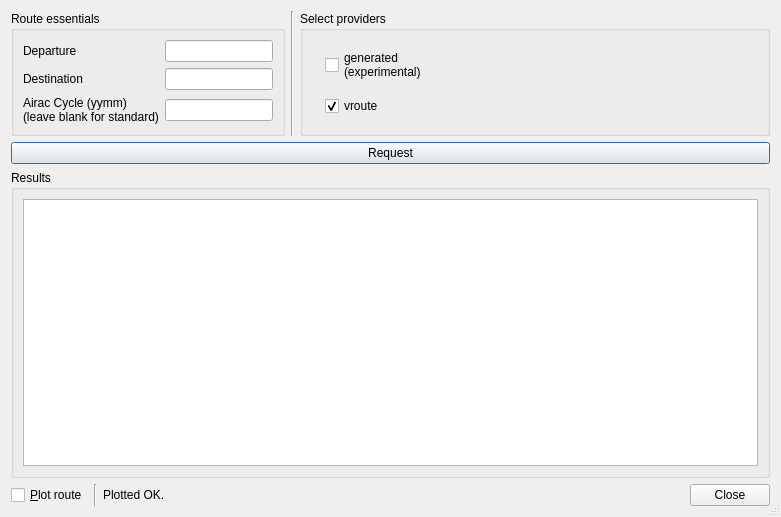
qutescoop/qutescoop, file branches/jonas_stable/QuteScoop/gui/PlanFlightDialog.ui: the form before one commit.
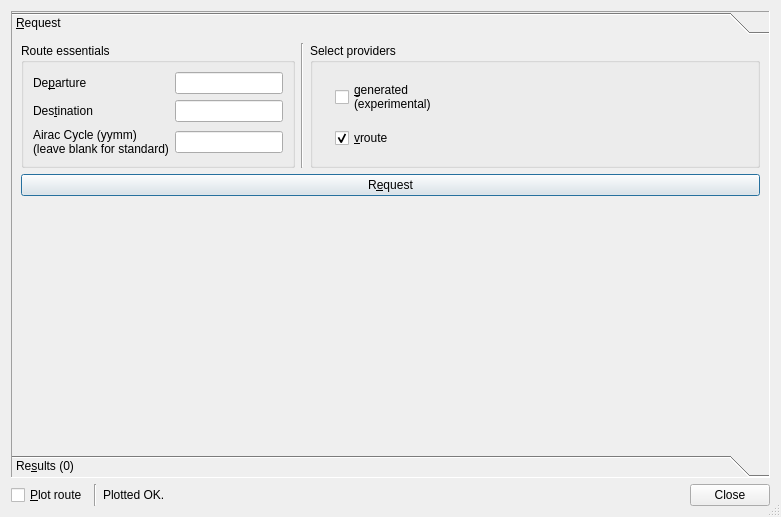
The form after the commit. Icons and pictures are not drawn.

Patch:
```diff
--- a/branches/jonas_stable/QuteScoop/gui/PlanFlightDialog.ui
+++ b/branches/jonas_stable/QuteScoop/gui/PlanFlightDialog.ui
@@ -22,6 +22,33 @@
   </property>
   <layout class="QVBoxLayout" name="verticalLayout">
    <item>
+    <widget class="QToolBox" name="toolBox">
+     <property name="frameShape">
+      <enum>QFrame::Panel</enum>
+     </property>
+     <property name="frameShadow">
+      <enum>QFrame::Sunken</enum>
+     </property>
+     <property name="currentIndex">
+      <number>0</number>
+     </property>
+     <property name="tabSpacing">
+      <number>0</number>
+     </property>
+     <widget class="QWidget" name="requestPage">
+      <property name="geometry">
+       <rect>
+        <x>0</x>
+        <y>0</y>
+        <width>761</width>
+        <height>401</height>
+       </rect>
+      </property>
+      <attribute name="label">
+       <string>&amp;Request</string>
+      </attribute>
+      <layout class="QVBoxLayout" name="verticalLayout_2">
+       <item>
     <layout class="QHBoxLayout" name="horizontalLayout_4">
      <item>
       <widget class="QGroupBox" name="groupBox">
@@ -32,7 +59,7 @@
         <item row="0" column="0">
          <widget class="QLabel" name="lblDep">
           <property name="text">
-           <string>Departure</string>
+               <string>De&amp;parture</string>
           </property>
           <property name="buddy">
            <cstring>edDep</cstring>
@@ -49,7 +76,7 @@
         <item row="1" column="0">
          <widget class="QLabel" name="lblDest">
           <property name="text">
-           <string>Destination</string>
+               <string>Des&amp;tination</string>
           </property>
           <property name="buddy">
            <cstring>edDest</cstring>
@@ -122,7 +149,7 @@
         <item row="1" column="2">
          <widget class="QCheckBox" name="cbVroute">
           <property name="text">
-           <string>vroute</string>
+               <string>&amp;vroute</string>
           </property>
           <property name="checked">
            <bool>true</bool>
@@ -151,7 +178,7 @@
            <bool>true</bool>
           </property>
           <property name="text">
-           <string>generated 
+               <string>&amp;generated 
 (experimental)</string>
           </property>
           <property name="checked">
@@ -209,7 +236,7 @@
    <item>
     <widget class="QPushButton" name="buttonRequest">
      <property name="text">
-      <string>Request</string>
+          <string>R&amp;equest</string>
      </property>
      <property name="default">
       <bool>true</bool>
@@ -217,11 +244,33 @@
     </widget>
    </item>
    <item>
-    <widget class="QGroupBox" name="groupBox_3">
-     <property name="title">
-      <string>Results</string>
-     </property>
-     <layout class="QVBoxLayout" name="verticalLayout_3">
+        <spacer name="verticalSpacer">
+         <property name="orientation">
+          <enum>Qt::Vertical</enum>
+         </property>
+         <property name="sizeHint" stdset="0">
+          <size>
+           <width>20</width>
+           <height>40</height>
+          </size>
+         </property>
+        </spacer>
+       </item>
+      </layout>
+     </widget>
+     <widget class="QWidget" name="pageResults">
+      <property name="geometry">
+       <rect>
+        <x>0</x>
+        <y>0</y>
+        <width>108</width>
+        <height>108</height>
+       </rect>
+      </property>
+      <attribute name="label">
+       <string>Re&amp;sults (0)</string>
+      </attribute>
+      <layout class="QVBoxLayout" name="verticalLayout_4">
       <item>
        <widget class="QTreeView" name="treeRoutes">
         <property name="editTriggers">
@@ -246,6 +295,7 @@
       </item>
      </layout>
     </widget>
+    </widget>
    </item>
    <item>
     <layout class="QHBoxLayout" name="horizontalLayout">
```
Left out of the diff: 46 changed lines with no effect on the pictures. Lines whose indentation alone changed are shown as unchanged.
